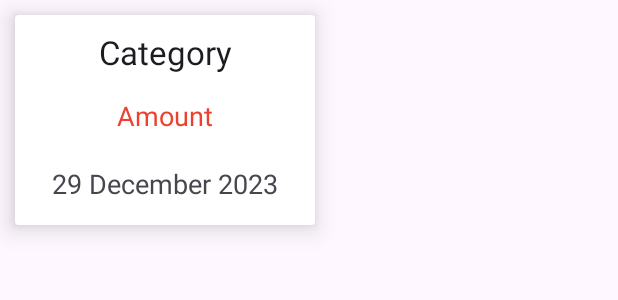
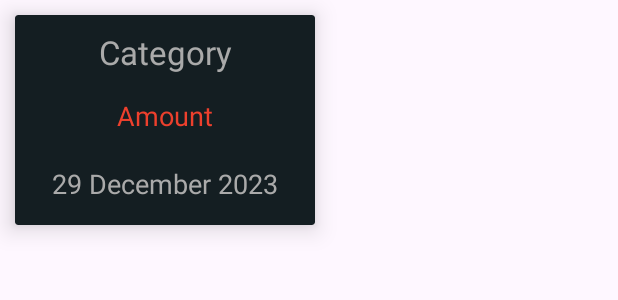
Before and after one commit to S-CW/Expense-manager-app, an Android app: the layout dashboard_expense.xml on its own in the app's theme, with its tools: preview values and no code run, on a phone screen of 412 x 824 dp. Shown: the top 300 px of the screen. Run offline under Robolectric (Android 15) with nearby library versions, the phone set to English and light mode, and no system bars.

Commit message:
added screenshot resources and README.md file, change design color

```diff
--- a/app/src/main/res/layout/dashboard_expense.xml
+++ b/app/src/main/res/layout/dashboard_expense.xml
@@ -5,6 +5,7 @@
     app:cardElevation="10dp"
     android:elevation="5dp"
     android:layout_margin="10dp"
+    app:cardBackgroundColor="@color/text_box"
     android:layout_height="wrap_content">
 
     <LinearLayout
@@ -17,6 +18,7 @@
             android:layout_width="match_parent"
             android:layout_height="wrap_content"
             android:text="Category"
+            android:textColor="@android:color/darker_gray"
             android:textAppearance="?android:textAppearanceLarge"
             android:gravity="center"
             android:id="@+id/category_expense_ds"
@@ -38,6 +40,7 @@
             android:layout_width="match_parent"
             android:layout_height="wrap_content"
             android:text="29 December 2023"
+            android:textColor="@android:color/darker_gray"
             android:textAppearance="?android:textAppearanceMedium"
             android:gravity="center"
             android:padding="5dp"
--- a/app/src/main/res/layout/dashboard_income.xml
+++ b/app/src/main/res/layout/dashboard_income.xml
@@ -5,12 +5,14 @@
     xmlns:app="http://schemas.android.com/apk/res-auto"
     app:cardElevation="10dp"
     android:layout_margin="10dp"
+    app:cardBackgroundColor="@color/text_box"
     android:elevation="5dp">
 
     <LinearLayout
         android:layout_width="match_parent"
         android:orientation="vertical"
         android:layout_margin="10dp"
+
         android:layout_height="wrap_content">
 
         <TextView
@@ -18,6 +20,7 @@
             android:layout_height="wrap_content"
             android:text="Category"
             android:textAppearance="?android:textAppearanceLarge"
+            android:textColor="@android:color/darker_gray"
             android:gravity="center"
             android:id="@+id/category_income_ds"
             />
@@ -38,6 +41,7 @@
             android:layout_width="match_parent"
             android:layout_height="wrap_content"
             android:text="29 December 2023"
+            android:textColor="@android:color/darker_gray"
             android:textAppearance="?android:textAppearanceMedium"
             android:gravity="center"
             android:padding="5dp"
--- a/app/src/main/res/layout/fragment_dashboard.xml
+++ b/app/src/main/res/layout/fragment_dashboard.xml
@@ -16,7 +16,7 @@
         <LinearLayout
             android:layout_width="match_parent"
             android:layout_height="wrap_content"
-            android:background="@color/bg_color"
+            android:background="@color/text_box"
             android:orientation="vertical">
 
             <LinearLayout
@@ -110,6 +110,7 @@
 
     <androidx.coordinatorlayout.widget.CoordinatorLayout
         android:layout_width="match_parent"
+        android:background="@color/bg_color"
         android:layout_height="match_parent">
 
         <ScrollView
--- a/app/src/main/res/values/colors.xml
+++ b/app/src/main/res/values/colors.xml
@@ -7,7 +7,7 @@
     <color name="income_color">#398E21</color>
     <color name="expense_color">#ED402D</color>
 
-    <color name="text_box">#0A111B</color>
+    <color name="text_box">#141E22</color>
     <color name="bg_color">#171A1B</color>
     <color name="header_color">#251F1F</color>
 
```
Also changed, not shown: 4 other files.
